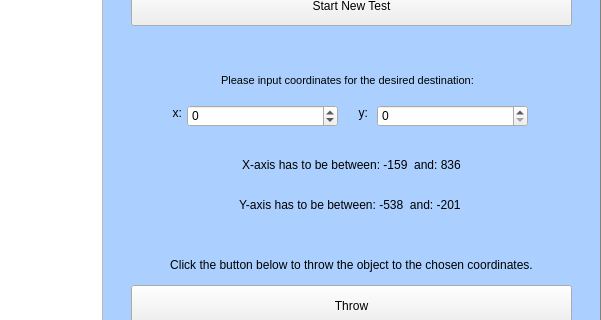
The window that collection/mainwindow.ui (Gunob17/semesterprojekt3gruppe3) describes before a commit, drawn with Qt 5; both pictures show x 829 to 1430 and y 172 to 492 of the 1430 by 708 pixel window.
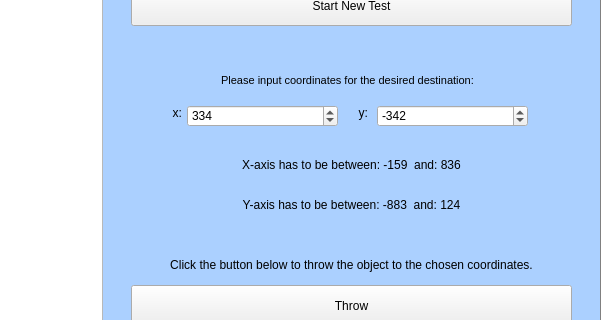
The same window after the commit.

Diff of the .ui file:
```diff
--- a/collection/mainwindow.ui
+++ b/collection/mainwindow.ui
@@ -138,6 +138,9 @@
     <property name="maximum">
      <number>836</number>
     </property>
+    <property name="value">
+     <number>334</number>
+    </property>
    </widget>
    <widget class="QSpinBox" name="Yinput">
     <property name="geometry">
@@ -148,6 +151,15 @@
       <height>22</height>
      </rect>
     </property>
+    <property name="minimum">
+     <number>-538</number>
+    </property>
+    <property name="maximum">
+     <number>-201</number>
+    </property>
+    <property name="value">
+     <number>-342</number>
+    </property>
    </widget>
    <widget class="QLabel" name="label">
     <property name="geometry">
@@ -297,7 +309,7 @@
      </rect>
     </property>
     <property name="text">
-     <string>Y-axis has to be between: -538  and: -201 </string>
+     <string>Y-axis has to be between: -883  and: 124</string>
     </property>
     <property name="alignment">
      <set>Qt::AlignCenter</set>
```
Left out of the diff: 2 changed lines with no effect on the pictures.
